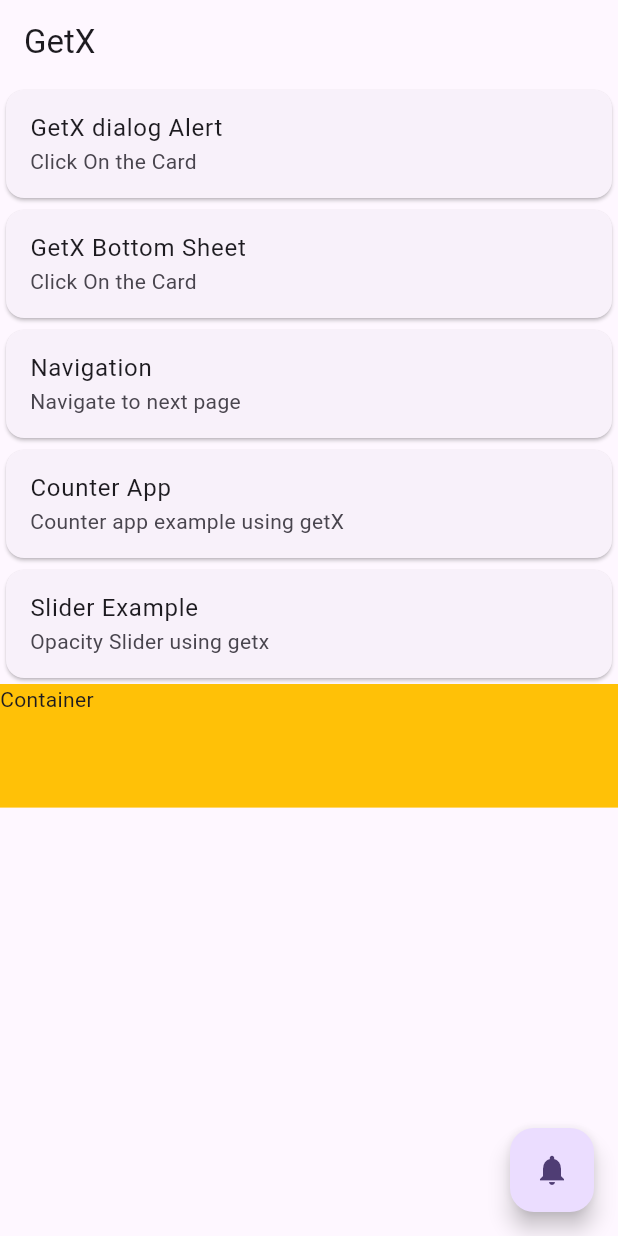
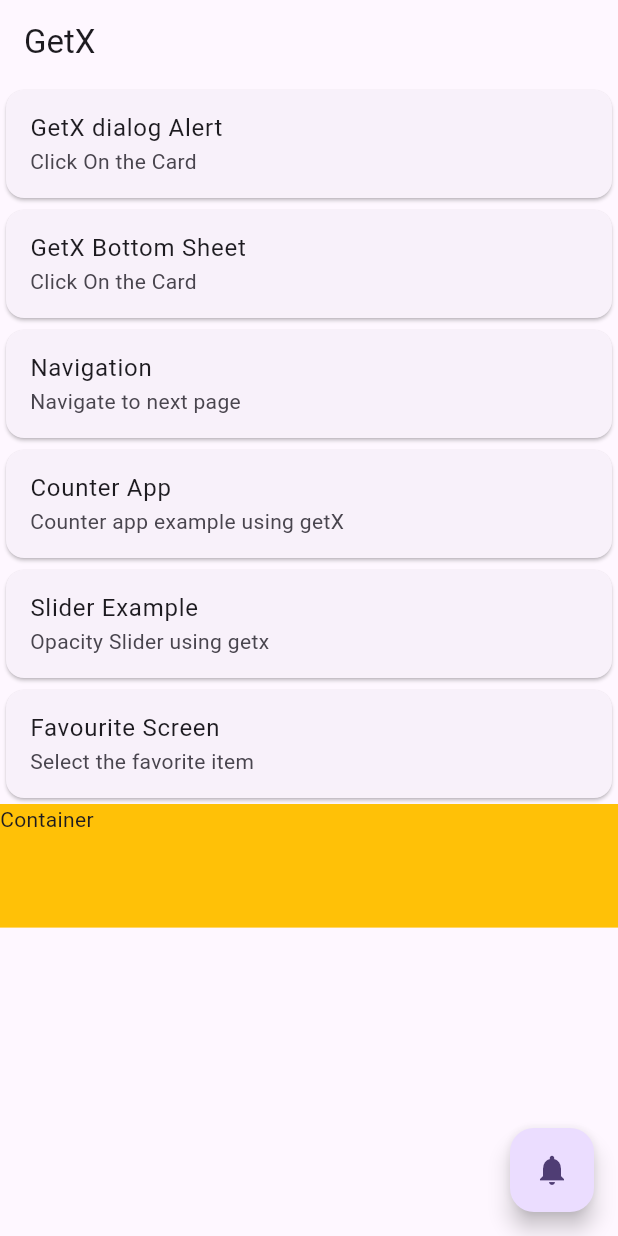
Before and after one commit to muhammadnaqeeb/GetX-Tutorial, a Flutter app: the screen it shows after launch, on a phone screen of 412 x 824 dp. Run offline on Flutter 3.47's test engine with Material 3 defaults, Android fonts, the phone set to English and light mode, and no system bars; our stand-ins replace get.

Commit message:
Favourite list using getx

```diff
--- /dev/null
+++ b/lib/getx_controllers/favourite_controller_getx.dart
@@ -0,0 +1,20 @@
+import 'package:get/get.dart';
+
+class FavouriteControllerGetx {
+  final List<String> fruitList = [
+    "Apple",
+    "Banana",
+    "Orange",
+    "Mangoes",
+    "Pineapple"
+  ];
+  RxList tempFavList = [].obs;
+
+  addFavourite(String item) {
+    tempFavList.add(item);
+  }
+
+  removeFavourite(String item) {
+    tempFavList.remove(item);
+  }
+}
--- a/lib/home_screen.dart
+++ b/lib/home_screen.dart
@@ -110,6 +110,15 @@ class HomeScreen extends StatelessWidget {
               },
             ),
           ),
+          Card(
+            child: ListTile(
+              title: const Text("Favourite Screen"),
+              subtitle: const Text("Select the favorite item"),
+              onTap: () {
+                Get.toNamed("/select_favourite_screen");
+              },
+            ),
+          ),
           // height and width
           Container(
             color: Colors.amber,
--- a/lib/main.dart
+++ b/lib/main.dart
@@ -5,6 +5,7 @@ import 'package:getx_tutorial/counter_screen.dart';
 import 'package:getx_tutorial/home_screen.dart';
 import 'package:getx_tutorial/languages.dart';
 import 'package:getx_tutorial/opacity_screen.dart';
+import 'package:getx_tutorial/select_favourite_screen.dart';
 
 void main() {
   runApp(const MyApp());
@@ -35,6 +36,9 @@ class MyApp extends StatelessWidget {
         ),
         GetPage(name: "/counter_screen", page: () => const CounterScreen()),
         GetPage(name: "/slider_screen", page: () => OpacitySlider()),
+        GetPage(
+            name: "/select_favourite_screen",
+            page: () => SelectFavouriteScreen()),
       ],
     );
   }
```
Also changed, not shown: lib/select_favourite_screen.dart (added, +44 -0 lines).
